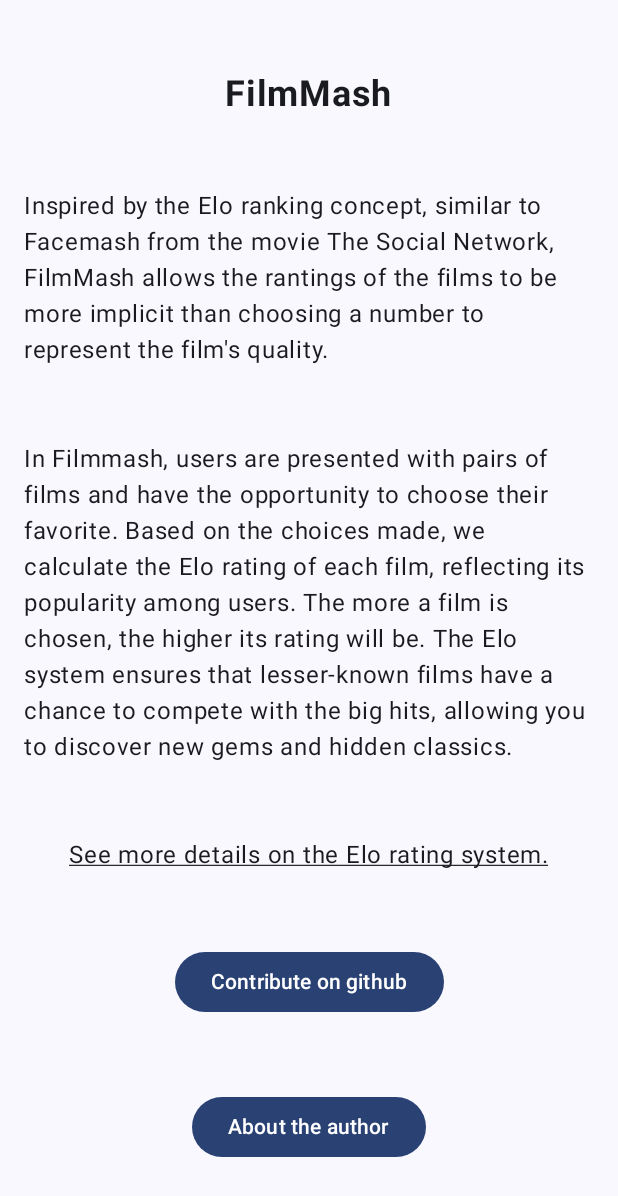
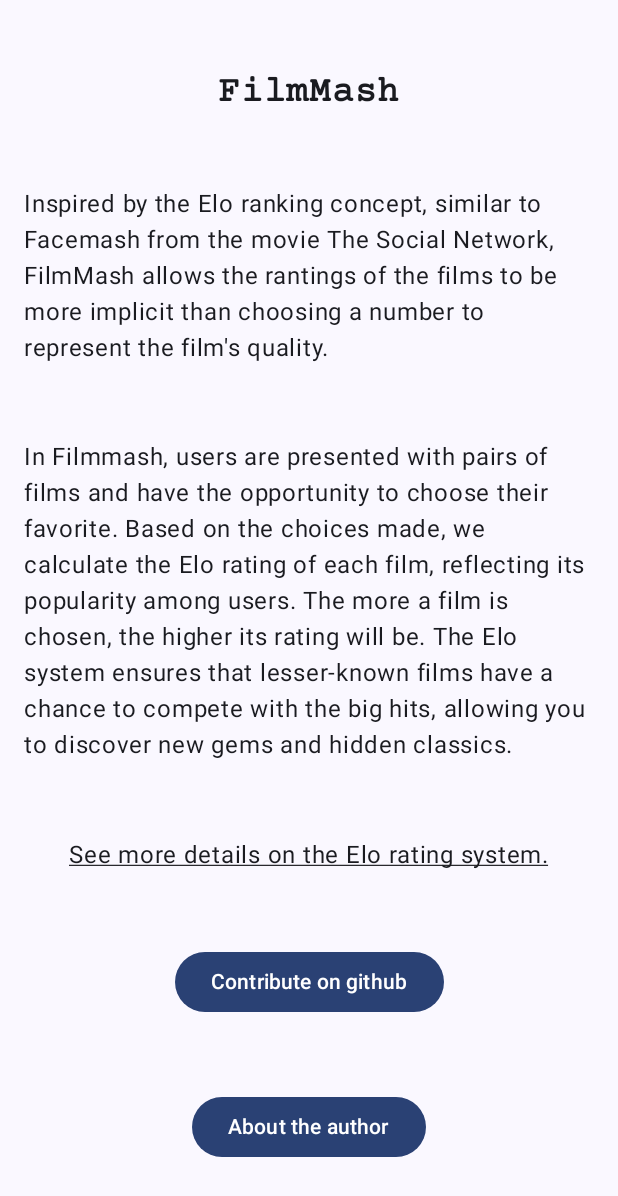
Before and after one commit to pedro-fs-garcia/filmmash-android, an Android app built with Jetpack Compose: the about screen opened through its navigation route, on a phone screen of 412 x 824 dp. Shown: the top 1196 px of the screen. Run offline under Robolectric (Android 15) with nearby library versions, the phone set to English and light mode, and no system bars; pictures from the network do not load.

Commit message:
style: font family - courier prime

```diff
--- a/app/src/main/java/com/filmmash/Page.kt
+++ b/app/src/main/java/com/filmmash/Page.kt
@@ -45,6 +45,8 @@ import androidx.compose.ui.platform.LocalContext
 import androidx.compose.ui.platform.LocalLayoutDirection
 import androidx.compose.ui.res.painterResource
 import androidx.compose.ui.res.stringResource
+import androidx.compose.ui.text.font.Font
+import androidx.compose.ui.text.font.FontFamily
 import androidx.compose.ui.text.font.FontWeight
 import androidx.compose.ui.text.style.TextAlign
 import androidx.compose.ui.text.style.TextDecoration
@@ -80,7 +82,8 @@ class Page {
             ){
                 Text(
                     text = "Get started",
-//                    fontFamily = FontFamily(Font(R.font.courier_prime))
+                    fontFamily = FontFamily(Font(R.font.courier_prime)),
+                    fontWeight = FontWeight.Bold
                 )
             }
             Button(
@@ -91,7 +94,8 @@ class Page {
             ){
                 Text(
                     text = "Check ratings",
-//                    fontFamily = FontFamily(Font(R.font.courier_prime))
+                    fontFamily = FontFamily(Font(R.font.courier_prime)),
+                    fontWeight = FontWeight.Bold
                 )
             }
             Button(
@@ -102,7 +106,8 @@ class Page {
             ){
                 Text(
                     text = "about us",
-//                    fontFamily = FontFamily(Font(R.font.courier_prime))
+                    fontFamily = FontFamily(Font(R.font.courier_prime)),
+                    fontWeight = FontWeight.Bold
                 )
             }
         }
@@ -119,11 +124,13 @@ class Page {
             ) {
                 Column() {
                     Text(
-                        text = "Yea, it's on..."
+                        text = "Yea, it's on...",
+                        fontFamily = FontFamily(Font(R.font.courier_prime)),
                     )
                     Text(
                         text = "...I like the idea of comparing two films together. It gives the whole thing a very \"Turing\" feel since people's ratings of the films will be more implicit than choosing a number to represent each film's quality like they do on IMDB.",
-                        textAlign = TextAlign.Justify
+                        textAlign = TextAlign.Justify,
+                        fontFamily = FontFamily(Font(R.font.courier_prime)),
                     )
                 }
 
@@ -136,11 +143,15 @@ class Page {
                 ) {
                     Text(
                         text = "About us",
+                        fontFamily = FontFamily(Font(R.font.courier_prime)),
+                        fontWeight = FontWeight.Bold,
                         modifier = modifier.clickable { navController.navigate("about") }
                     )
 
                     Text(
                         text = "See all Ratings",
+                        fontFamily = FontFamily(Font(R.font.courier_prime)),
+                        fontWeight = FontWeight.Bold,
                         modifier = modifier.clickable { navController.navigate("ratings") }
                     )
                 }
@@ -162,13 +173,16 @@ class Page {
                         .background(color = Color.DarkGray)
                 ) {
                     Text(
-                        text = "FILMMASH",
-                        color = Color.White
+                        text = "FilmMash",
+                        color = Color.White,
+                        fontFamily = FontFamily(Font(R.font.courier_prime)),
+                        fontWeight = FontWeight.Bold
                     )
                 }
                 Text(
                     text = "Which is better? Click to choose...",
-                    textAlign = TextAlign.Center
+                    textAlign = TextAlign.Center,
+                    fontFamily = FontFamily(Font(R.font.courier_prime))
                 )
             }
             Row(
@@ -197,7 +211,8 @@ class Page {
                             .width(173.dp)
                     )
                     Text(
-                        text = arena.movie1.name
+                        text = arena.movie1.name,
+                        fontFamily = FontFamily(Font(R.font.courier_prime))
                     )
                 }
                 Text(
@@ -223,7 +238,8 @@ class Page {
                             .width(173.dp)
                     )
                     Text(
-                        text = arena.movie2.name
+                        text = arena.movie2.name,
+                        fontFamily = FontFamily(Font(R.font.courier_prime)),
                     )
                 }
             }
@@ -231,6 +247,7 @@ class Page {
             Text(
                 text = "Reload",
                 textAlign = TextAlign.Center,
+                fontFamily = FontFamily(Font(R.font.courier_prime)),
                 modifier = modifier
                     .fillMaxWidth()
                     .clickable { navController.navigate("battle") }
@@ -246,6 +263,7 @@ class Page {
         ) {
             Text(
                 text = "Movies listed by rating",
+                fontFamily = FontFamily(Font(R.font.courier_prime)),
                 fontWeight = FontWeight.Bold,
                 fontSize = 24.sp
             )
@@ -277,6 +295,7 @@ class Page {
         ){
             Text(
                 text = stringResource(R.string.filmmash),
+                fontFamily = FontFamily(Font(R.font.courier_prime)),
                 fontSize = 24.sp,
                 fontWeight = FontWeight.Bold,
             )
```
